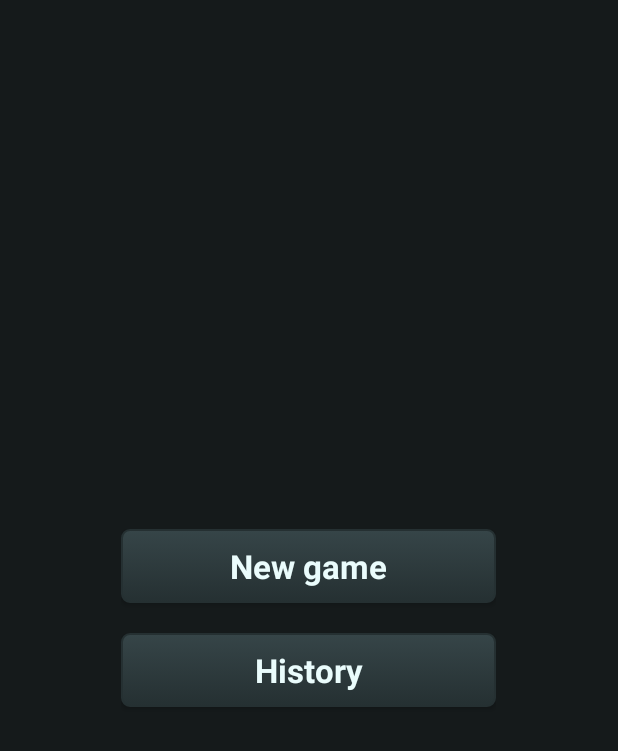
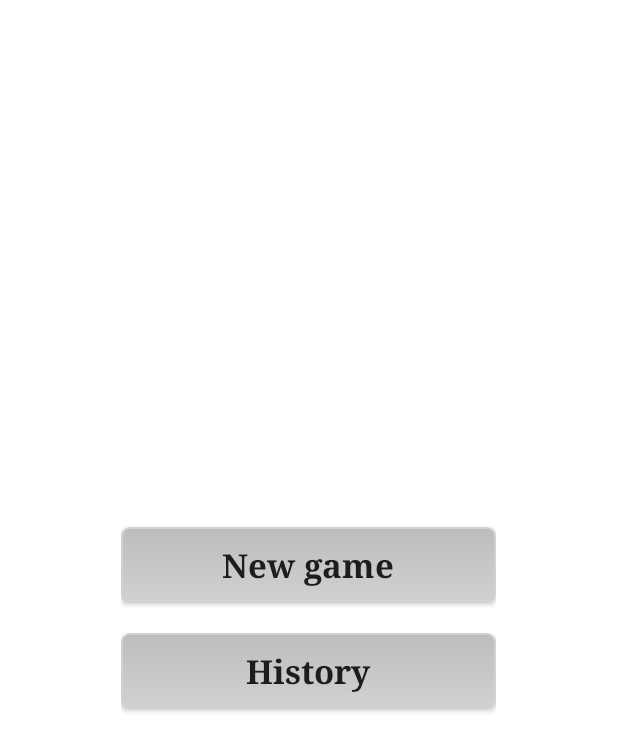
Before and after one commit to heat-wave/WikiLeaps, an Android app: the layout menu_first.xml on its own in the app's theme, with its tools: preview values and no code run, on a phone screen of 412 x 824 dp. Shown: the top 751 px of the screen. Run offline under Robolectric (Android 15) with nearby library versions, the phone set to English and light mode, and no system bars.

Commit message:
some animations, fonts and colors are added

```diff
--- a/app/build.gradle
+++ b/app/build.gradle
@@ -6,7 +6,7 @@ android {
 
     defaultConfig {
         applicationId "heat_wave.wikijump"
-        minSdkVersion 15
+        minSdkVersion 16
         targetSdkVersion 22
         versionCode 1
         versionName "1.0"
@@ -20,9 +20,11 @@ android {
 }
 
 dependencies {
-    compile fileTree(dir: 'libs', include: ['*.jar'])
+    compile fileTree(include: ['*.jar'], dir: 'libs')
     compile 'uk.co.chrisjenx:calligraphy:2.1.0'
+    compile 'com.parse.bolts:bolts-android:1.+'
     compile 'com.android.support:design:23.1.0'
     compile 'com.android.support:appcompat-v7:23.0.1'
     compile 'com.android.support:recyclerview-v7:23.0.1'
+    compile files('/home/baba_beda/Development/WikiLeaps/commons-lang-2.6.jar')
 }
--- a/app/src/main/res/drawable/main_menu_button.xml
+++ b/app/src/main/res/drawable/main_menu_button.xml
@@ -3,12 +3,12 @@
     <item android:state_pressed="true" >
         <shape>
             <gradient
-                android:startColor="@color/button_released_gradient_end"
-                android:endColor="@color/button_released_gradient_start"
+                android:startColor="@color/button_pressed_gradient_start"
+                android:endColor="@color/button_pressed_gradient_end"
                 android:angle="270" />
             <stroke
                 android:width="1dp"
-                android:color="@color/button_released_gradient_end" />
+                android:color="@color/button_pressed_gradient_end" />
 
             <corners
                 android:radius="5dp" />
--- a/app/src/main/res/layout/activity_high_score.xml
+++ b/app/src/main/res/layout/activity_high_score.xml
@@ -5,4 +5,5 @@
     android:id="@+id/list"
     android:layout_width="match_parent"
     android:layout_height="match_parent"
+    android:background="@color/background_game"
     tools:context="heat_wave.wikileaps.HistoryActivity"/>
--- a/app/src/main/res/layout/menu_first.xml
+++ b/app/src/main/res/layout/menu_first.xml
@@ -20,9 +20,9 @@
             android:layout_width="wrap_content"
             android:layout_height="wrap_content"
             android:text="@string/start_game"
+            android:fontFamily="georgia"
             android:layout_marginTop="10dp"
             android:layout_marginBottom="10dp"
-            fontPath="fonts/Walkway.ttf"
             style="@style/MainMenuButtonStyle"
             android:id="@+id/easy_game"
             android:clickable="true"
@@ -34,7 +34,7 @@
             android:text="@string/history"
             android:layout_marginTop="10dp"
             android:layout_marginBottom="10dp"
-            fontPath="fonts/Walkway.ttf"
+            android:fontFamily="georgia"
             style="@style/MainMenuButtonStyle"
             android:id="@+id/highscore"
             android:clickable="true"
--- a/app/src/main/res/values/colors.xml
+++ b/app/src/main/res/values/colors.xml
@@ -4,11 +4,12 @@
     <color name="colorPrimaryDark">#303F9F</color>
     <color name="colorAccent">#FF4081</color>
     <color name="colorAccentTransparent">#33FF4081</color>
-    <color name="main_menu_text_color">#eafcfc</color>
+    <color name="main_menu_text_color">#1d1d1d</color>
     <color name="main_menu_button">#ffffff</color>
-    <color name="button_released_gradient_start">#364548</color>
-    <color name="button_released_gradient_end">#253032</color>
-    <color name="button_pressed_gradient_start">#2e3a3d</color>
-    <color name="button_pressed_gradient_end">#1d2527</color>
-    <color name="background_game">#151a1b</color>
+    <color name="button_released_gradient_start">#bebdbe</color>
+    <color name="button_released_gradient_end">#d1d1d1</color>
+    <color name="button_pressed_gradient_start">#6b6b6b</color>
+    <color name="button_pressed_gradient_end">#7f7f7f</color>
+    <color name="background_game">#ffffff</color>
+    <color name="trans">#ddffffff</color>
 </resources>
--- a/build.gradle
+++ b/build.gradle
@@ -3,6 +3,7 @@
 buildscript {
     repositories {
         jcenter()
+
     }
     dependencies {
         classpath 'com.android.tools.build:gradle:1.3.0'
```
Also changed, not shown: app/src/main/java/heat_wave/wikileaps/GameActivity.java (+19 -8 lines), app/src/main/java/heat_wave/wikileaps/utils/Animations.java (+13 -0 lines), app/src/main/res/layout/activity_game.xml (+15 -5 lines), app/src/main/res/layout/menu_second.xml (+4 -4 lines), 2 other files.
